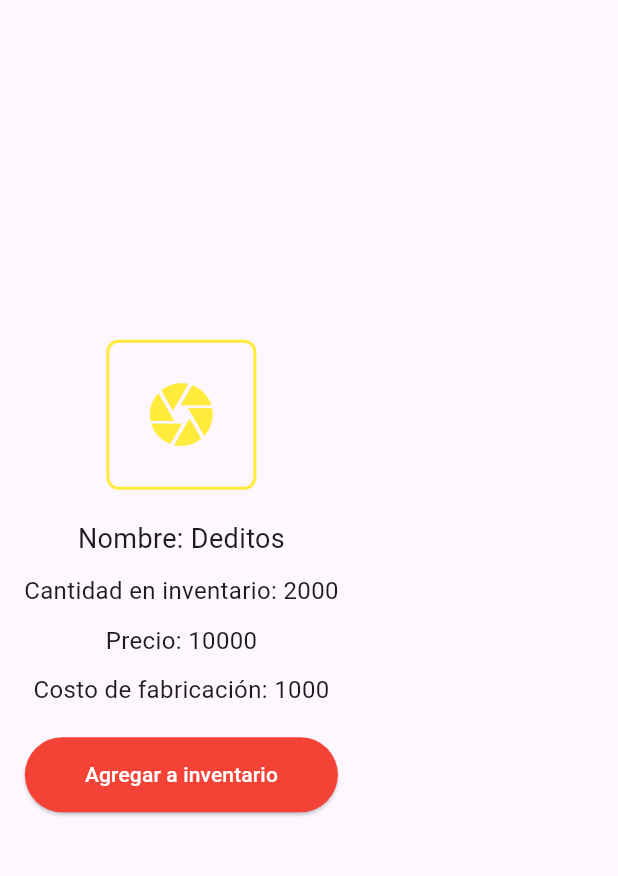
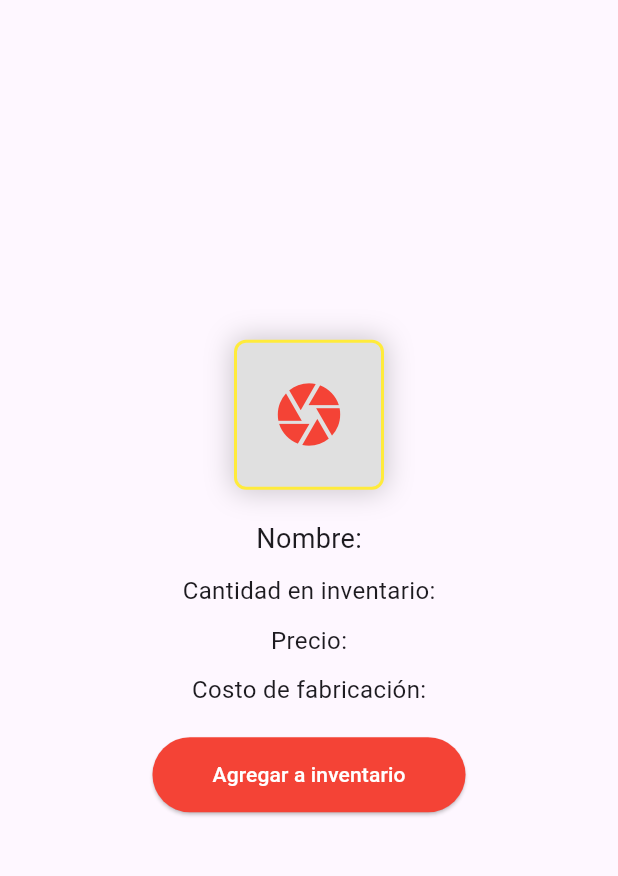
Before and after one commit to marlonbossa09/red_snack_gestion, a Flutter app: the ProductoPage screen opened directly, on a phone screen of 412 x 824 dp, the part 84-960 px from its top. Run offline on Flutter 3.47's test engine with Material 3 defaults, Android fonts, the phone set to English and light mode, and no system bars; our stand-ins replace fl_chart.

Commit message:
corrigiendo la vista del producto

```diff
--- a/lib/app/pages/chat_page.dart
+++ b/lib/app/pages/chat_page.dart
@@ -12,7 +12,7 @@ class _ChatState extends State<Chats> {
   @override
   Widget build(BuildContext context) {
     return const Scaffold(
-      appBar:  GlobalAppBar(title: 'Home', chatPage: Chats()),
+      appBar:  GlobalAppBar(title: 'Chats', chatPage: Chats()),
       drawer: SideMenu(),
     );
   }
--- a/lib/app/pages/inventario.dart
+++ b/lib/app/pages/inventario.dart
@@ -2,6 +2,7 @@ import 'package:flutter/material.dart';
 import 'package:red_snack_gestion/app/controller/inventario_controller.dart';
 import 'package:red_snack_gestion/app/models/producto.dart';
 import 'package:red_snack_gestion/app/pages/chat_page.dart';
+import 'package:red_snack_gestion/app/pages/producto_page.dart';
 import 'package:red_snack_gestion/app/widget/appbar.dart';
 
 
@@ -116,6 +117,10 @@ class _InventarioScreenState extends State<InventarioScreen> {
                 ),
                 onTap: () {
                   // Aquí puedes navegar a una página de detalles si lo deseas
+                  Navigator.push(
+                    context,
+                    MaterialPageRoute(builder: (context) => const ProductoPage()),
+                    );
                 },
               ),
             );
--- a/lib/app/pages/producto_page.dart
+++ b/lib/app/pages/producto_page.dart
@@ -15,7 +15,8 @@ class _ProductoPageState extends State<ProductoPage> {
     return Scaffold(
       appBar: const GlobalAppBar(title: 'Producto', chatPage: Chats()),
       drawer: const SideMenu(),
-      body: Padding(
+      body: Center(
+        child: Padding(
           padding: const EdgeInsets.all(16.0),
           child: Column(
             mainAxisAlignment: MainAxisAlignment.center,
@@ -25,34 +26,43 @@ class _ProductoPageState extends State<ProductoPage> {
                 width: 100,
                 height: 100,
                 decoration: BoxDecoration(
+                  color: Colors.grey.shade300,
                   border: Border.all(color: Colors.yellow, width: 2),
                   borderRadius: BorderRadius.circular(8),
+                  boxShadow: [
+                    BoxShadow(
+                      color: Colors.black.withOpacity(0.2),
+                        spreadRadius: 1,
+                        blurRadius: 15,
+                        offset: const Offset(0, 0),
+                    )
+                  ]
                 ),
                 child: const Icon(
                   Icons.camera, // Cambia esto por el icono que desees
-                color: Colors.yellow,
+                  color: Colors.red,
                   size: 50,
                 ),
               ),
               const SizedBox(height: 20),
               // Información del producto
               const Text(
-              'Nombre: Deditos',
+                'Nombre:',
                 style: TextStyle(fontSize: 18),
               ),
               const SizedBox(height: 10),
               const Text(
-              'Cantidad en inventario: 2000',
+                'Cantidad en inventario:',
                 style: TextStyle(fontSize: 16),
               ),
               const SizedBox(height: 10),
               const Text(
-              'Precio: 10000',
+                'Precio:',
                 style: TextStyle(fontSize: 16),
               ),
               const SizedBox(height: 10),
               const Text(
-              'Costo de fabricación: 1000',
+                'Costo de fabricación:',
                 style: TextStyle(fontSize: 16),
               ),
               const SizedBox(height: 20),
@@ -74,6 +84,7 @@ class _ProductoPageState extends State<ProductoPage> {
             ],
           ),
         ),
+      ),
     );
   }
 }
```
Lines whose indentation alone changed are shown as unchanged.
